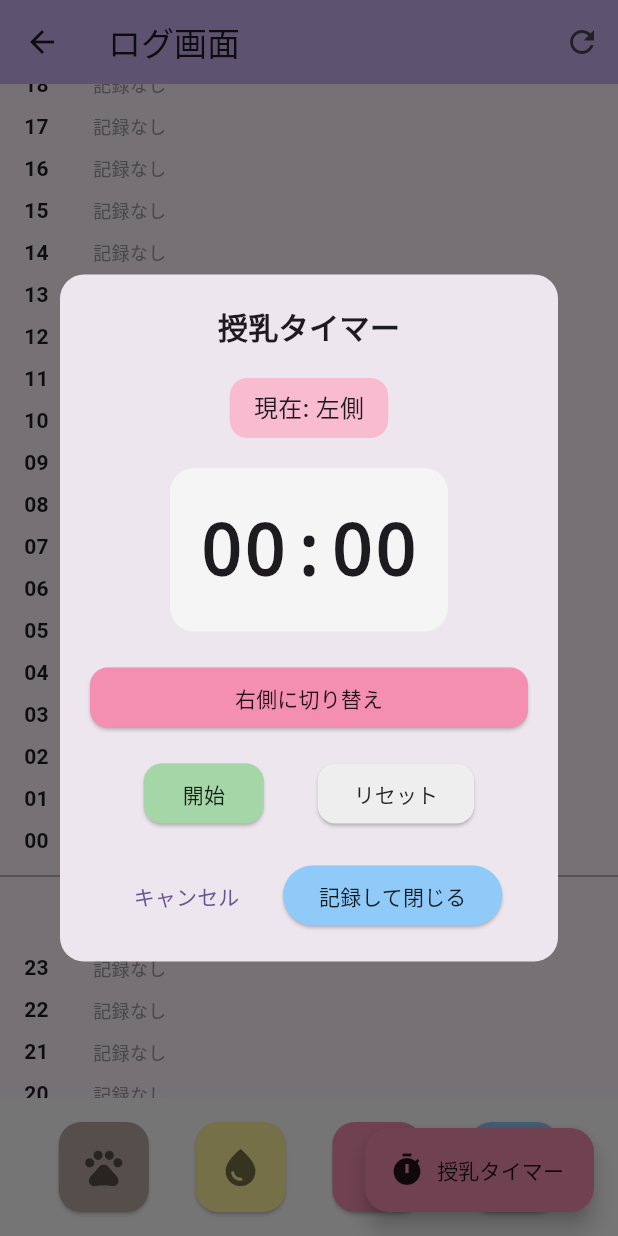
After one commit to hyoshitake/Osewakiroku, a Flutter app: the LogScreen screen opened directly, scrolled down 576 dp, after a tap on "授乳タイマー", on a phone screen of 412 x 824 dp. The commit adds this screen. Run offline on Flutter 3.47's test engine with Material 3 defaults, Android fonts, the phone set to English and light mode, and no system bars; our stand-ins replace shared_preferences; missing offline and left inert: gsheets; accounts and stored records are empty.

Commit message:
授乳タイマーの設置

```diff
--- a/flutter_app/lib/screens/log.dart
+++ b/flutter_app/lib/screens/log.dart
@@ -1,6 +1,7 @@
 import 'package:flutter/material.dart';
 import '../models/log.dart';
 import '../services/google_sheets_service.dart';
+import 'nursing_timer_dialog.dart';
 import 'dart:collection';
 
 class LogScreen extends StatefulWidget {
@@ -217,6 +218,39 @@ class _LogScreenState extends State<LogScreen> {
     );
   }
 
+  // 授乳タイマーダイアログを表示するメソッド
+  Future<void> _showNursingTimer() async {
+    final result = await showDialog<Map<String, dynamic>>(
+      context: context,
+      builder: (context) => const NursingTimerDialog(),
+    );
+
+    if (result != null) {
+      // タイマーの結果を授乳ログとして記録
+      final side = result['side'] as String;
+      final duration = result['duration'] as int;
+      final minutes = duration ~/ 60;
+      final seconds = duration % 60;
+
+      final newLog = Log(
+        timestamp: DateTime.now(),
+        logType: '授乳',
+        message: '$side側 ${minutes}分${seconds}秒',
+        data1: side,
+        data2: duration.toString(),
+      );
+
+      // 即座にUIを更新
+      setState(() {
+        _logs.add(newLog);
+        _groupLogs(_logs);
+      });
+
+      // バックグラウンドでGoogle Sheetsに保存
+      _saveToGoogleSheetsInBackground(newLog);
+    }
+  }
+
   Future<void> _addLog(String logType) async {
     final newLog = Log(
       timestamp: DateTime.now(),
@@ -329,6 +363,25 @@ class _LogScreenState extends State<LogScreen> {
           ),
         ],
       ),
+      floatingActionButton: FloatingActionButton.extended(
+        onPressed: _showNursingTimer,
+        backgroundColor: Colors.pink.shade200,
+        shape: RoundedRectangleBorder(
+          borderRadius: BorderRadius.circular(16),
+        ),
+        label: const Text(
+          '授乳タイマー',
+          style: TextStyle(
+            color: Colors.black87,
+            fontWeight: FontWeight.w500,
+          ),
+        ),
+        icon: const Icon(
+          Icons.timer,
+          color: Colors.black87,
+        ),
+      ),
+      floatingActionButtonLocation: FloatingActionButtonLocation.endFloat,
       body: _isLoading
           ? const Center(child: CircularProgressIndicator())
           : Stack(
--- /dev/null
+++ b/flutter_app/lib/screens/nursing_timer_dialog.dart
@@ -0,0 +1,206 @@
+import 'package:flutter/material.dart';
+import 'dart:async';
+
+class NursingTimerDialog extends StatefulWidget {
+  const NursingTimerDialog({Key? key}) : super(key: key);
+
+  @override
+  State<NursingTimerDialog> createState() => _NursingTimerDialogState();
+}
+
+class _NursingTimerDialogState extends State<NursingTimerDialog> {
+  Timer? _timer;
+  int _seconds = 0;
+  bool _isRunning = false;
+  String _currentSide = '左'; // 左側または右側
+
+  @override
+  void dispose() {
+    _timer?.cancel();
+    super.dispose();
+  }
+
+  void _startTimer() {
+    setState(() {
+      _isRunning = true;
+    });
+    _timer = Timer.periodic(const Duration(seconds: 1), (timer) {
+      setState(() {
+        _seconds++;
+      });
+    });
+  }
+
+  void _stopTimer() {
+    setState(() {
+      _isRunning = false;
+    });
+    _timer?.cancel();
+  }
+
+  void _resetTimer() {
+    _timer?.cancel();
+    setState(() {
+      _seconds = 0;
+      _isRunning = false;
+    });
+  }
+
+  void _switchSide() {
+    setState(() {
+      _currentSide = _currentSide == '左' ? '右' : '左';
+    });
+  }
+
+  String _formatTime() {
+    final minutes = _seconds ~/ 60;
+    final remainingSeconds = _seconds % 60;
+    return '${minutes.toString().padLeft(2, '0')}:${remainingSeconds.toString().padLeft(2, '0')}';
+  }
+
+  @override
+  Widget build(BuildContext context) {
+    return Dialog(
+      shape: RoundedRectangleBorder(
+        borderRadius: BorderRadius.circular(16),
+      ),
+      child: Padding(
+        padding: const EdgeInsets.all(20.0),
+        child: Column(
+          mainAxisSize: MainAxisSize.min,
+          children: [
+            const Text(
+              '授乳タイマー',
+              style: TextStyle(
+                fontSize: 20,
+                fontWeight: FontWeight.bold,
+              ),
+            ),
+            const SizedBox(height: 20),
+
+            // 現在の側表示
+            Container(
+              padding: const EdgeInsets.symmetric(horizontal: 16, vertical: 8),
+              decoration: BoxDecoration(
+                color: Colors.pink.shade100,
+                borderRadius: BorderRadius.circular(12),
+              ),
+              child: Text(
+                '現在: $_currentSide側',
+                style: const TextStyle(
+                  fontSize: 16,
+                  fontWeight: FontWeight.w500,
+                ),
+              ),
+            ),
+
+            const SizedBox(height: 20),
+
+            // タイマー表示
+            Container(
+              padding: const EdgeInsets.all(20),
+              decoration: BoxDecoration(
+                color: Colors.grey.shade100,
+                borderRadius: BorderRadius.circular(16),
+              ),
+              child: Text(
+                _formatTime(),
+                style: const TextStyle(
+                  fontSize: 48,
+                  fontWeight: FontWeight.bold,
+                  fontFamily: 'monospace',
+                ),
+              ),
+            ),
+
+            const SizedBox(height: 20),
+
+            // 側切り替えボタン
+            ElevatedButton(
+              onPressed: _switchSide,
+              style: ElevatedButton.styleFrom(
+                backgroundColor: Colors.pink.shade200,
+                minimumSize: const Size(double.infinity, 40),
+                shape: RoundedRectangleBorder(
+                  borderRadius: BorderRadius.circular(12),
+                ),
+              ),
+              child: Text(
+                '${_currentSide == '左' ? '右' : '左'}側に切り替え',
+                style: const TextStyle(color: Colors.black87),
+              ),
+            ),
+
+            const SizedBox(height: 16),
+
+            // タイマー制御ボタン
+            Row(
+              mainAxisAlignment: MainAxisAlignment.spaceEvenly,
+              children: [
+                ElevatedButton(
+                  onPressed: _isRunning ? _stopTimer : _startTimer,
+                  style: ElevatedButton.styleFrom(
+                    backgroundColor: _isRunning
+                        ? Colors.red.shade200
+                        : Colors.green.shade200,
+                    minimumSize: const Size(80, 40),
+                    shape: RoundedRectangleBorder(
+                      borderRadius: BorderRadius.circular(12),
+                    ),
+                  ),
+                  child: Text(
+                    _isRunning ? '停止' : '開始',
+                    style: const TextStyle(color: Colors.black87),
+                  ),
+                ),
+                ElevatedButton(
+                  onPressed: _resetTimer,
+                  style: ElevatedButton.styleFrom(
+                    backgroundColor: Colors.grey.shade200,
+                    minimumSize: const Size(80, 40),
+                    shape: RoundedRectangleBorder(
+                      borderRadius: BorderRadius.circular(12),
+                    ),
+                  ),
+                  child: const Text(
+                    'リセット',
+                    style: TextStyle(color: Colors.black87),
+                  ),
+                ),
+              ],
+            ),
+
+            const SizedBox(height: 20),
+
+            // 閉じるボタン
+            Row(
+              mainAxisAlignment: MainAxisAlignment.spaceEvenly,
+              children: [
+                TextButton(
+                  onPressed: () => Navigator.of(context).pop(),
+                  child: const Text('キャンセル'),
+                ),
+                ElevatedButton(
+                  onPressed: () {
+                    // タイマーの記録を保存して閉じる
+                    Navigator.of(context).pop({
+                      'side': _currentSide,
+                      'duration': _seconds,
+                    });
+                  },
+                  style: ElevatedButton.styleFrom(
+                    backgroundColor: Colors.blue.shade200,
+                  ),
+                  child: const Text(
+                    '記録して閉じる',
+                    style: TextStyle(color: Colors.black87),
+                  ),
+                ),
+              ],
+            ),
+          ],
+        ),
+      ),
+    );
+  }
+}
--- /dev/null
+++ b/prompt/20250627022801_授乳タイマー設置.txt
@@ -0,0 +1,7 @@
+flutter_app/lib/screens/log.dartに授乳タイマーを設置してください
+- FloatingActionButtonで設置してください
+  - 画面の右下に表示します
+- ボタンには「授乳タイマー」と表示して下さい
+- 角丸の四角のボタンです
+- タップ後にダイアログを表示してください
+- ダイアログに表示するコンテンツは新規ファイルを作成しimportして表示してください。
```
